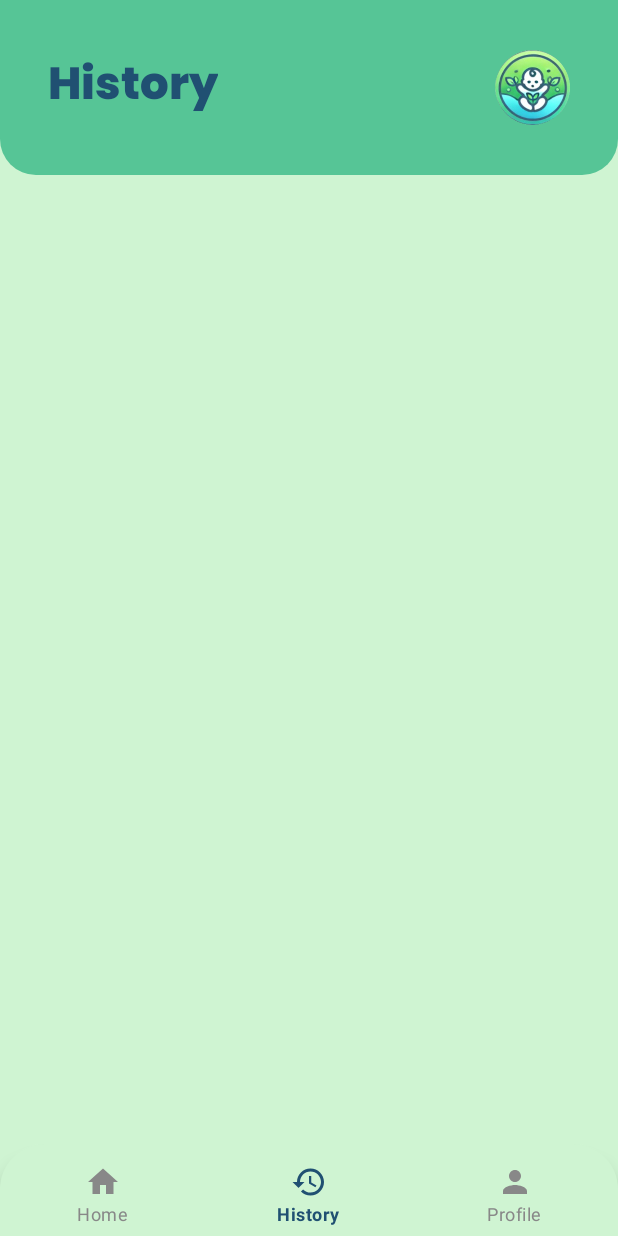
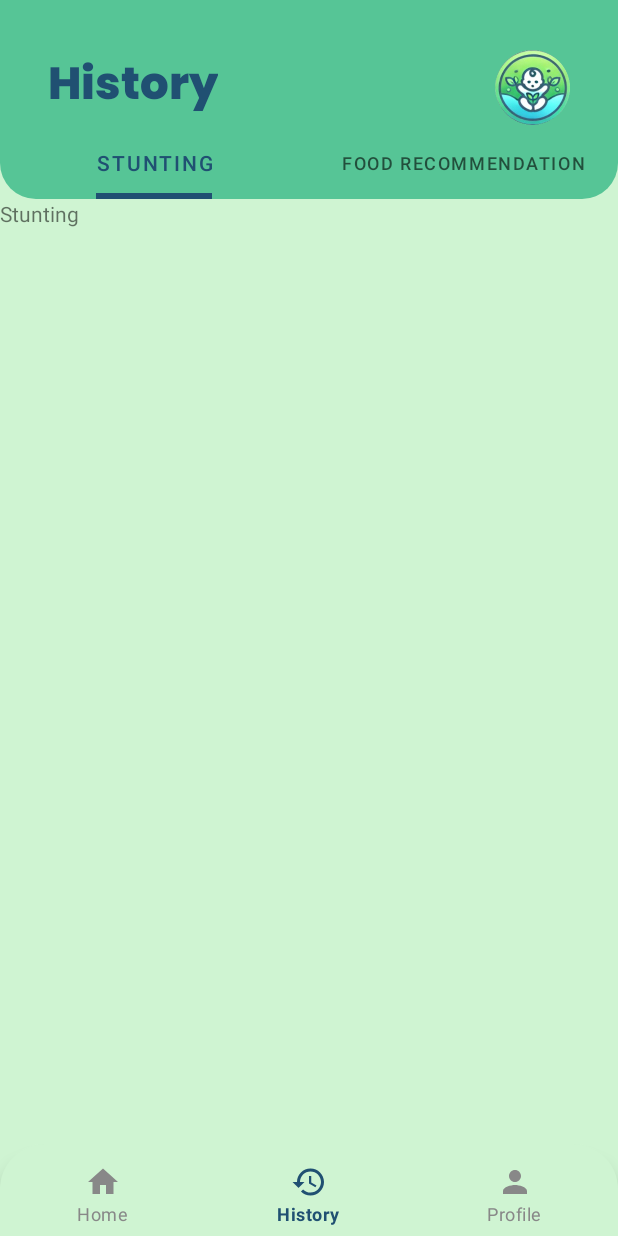
Before and after one commit to NikoHoc/stunting-app, an Android app: the HistoryFragment screen opened through its navigation route, on a phone screen of 412 x 824 dp. Run offline under Robolectric (Android 15) with nearby library versions, the phone set to English and light mode, and no system bars; our stand-ins replace navigation-ui; pictures from the network do not load; 1 statement that could not run was skipped.

Commit message:
added history page, implement viewpager

```diff
--- a/app/build.gradle.kts
+++ b/app/build.gradle.kts
@@ -65,6 +65,7 @@ dependencies {
     implementation(libs.androidx.fragment.ktx)
     implementation(libs.androidx.navigation.fragment.ktx)
     implementation(libs.androidx.navigation.ui.ktx)
+    implementation(libs.androidx.viewpager2)
 
     // Image
     implementation(libs.ucrop)
--- a/app/src/main/java/com/dicoding/stunting/ui/authentication/login/LoginFragment.kt
+++ b/app/src/main/java/com/dicoding/stunting/ui/authentication/login/LoginFragment.kt
@@ -124,7 +124,7 @@ class LoginFragment : Fragment() {
         binding.btnLogin.isEnabled = isEnabled
 
         if (isEnabled) {
-            binding.btnLogin.setBackgroundResource(R.drawable.rounded_button)
+            binding.btnLogin.setBackgroundResource(R.drawable.rounded_corner)
         } else {
             binding.btnLogin.setBackgroundResource(R.drawable.rounded_disabled_button)
         }
--- a/app/src/main/java/com/dicoding/stunting/ui/authentication/register/RegisterFragment.kt
+++ b/app/src/main/java/com/dicoding/stunting/ui/authentication/register/RegisterFragment.kt
@@ -108,7 +108,7 @@ class RegisterFragment : Fragment() {
         binding.btnRegister.isEnabled = isEnabled
 
         if (isEnabled) {
-            binding.btnRegister.setBackgroundResource(R.drawable.rounded_button)
+            binding.btnRegister.setBackgroundResource(R.drawable.rounded_corner)
         } else {
             binding.btnRegister.setBackgroundResource(R.drawable.rounded_disabled_button)
         }
--- a/app/src/main/java/com/dicoding/stunting/ui/main/history/HistoryFragment.kt
+++ b/app/src/main/java/com/dicoding/stunting/ui/main/history/HistoryFragment.kt
@@ -6,8 +6,11 @@ import android.view.View
 import android.view.ViewGroup
 import androidx.fragment.app.Fragment
 import androidx.fragment.app.viewModels
+import com.dicoding.stunting.R
 import com.dicoding.stunting.databinding.FragmentHistoryBinding
 import com.dicoding.stunting.ui.ViewModelFactory
+import com.dicoding.stunting.ui.main.history.pager.HistoryPagerAdapter
+import com.google.android.material.tabs.TabLayoutMediator
 
 class HistoryFragment : Fragment() {
     private var _binding: FragmentHistoryBinding? = null
@@ -27,6 +30,17 @@ class HistoryFragment : Fragment() {
 
     override fun onViewCreated(view: View, savedInstanceState: Bundle?) {
         super.onViewCreated(view, savedInstanceState)
+
+        val pagerAdapter = HistoryPagerAdapter(this)
+        binding.viewPager.adapter = pagerAdapter
+
+        TabLayoutMediator(binding.tabLayout, binding.viewPager) { tab, position ->
+            tab.text = when (position) {
+                0 -> resources.getString(R.string.stunting_model_tab)
+                1 -> resources.getString(R.string.food_model_tab)
+                else -> null
+            }
+        }.attach()
     }
 
     override fun onDestroyView() {
--- /dev/null
+++ b/app/src/main/java/com/dicoding/stunting/ui/main/history/pager/HistoryPagerAdapter.kt
@@ -0,0 +1,16 @@
+package com.dicoding.stunting.ui.main.history.pager
+
+import androidx.fragment.app.Fragment
+import androidx.viewpager2.adapter.FragmentStateAdapter
+
+class HistoryPagerAdapter(fragment: Fragment) : FragmentStateAdapter(fragment) {
+
+    private val tabFragments = listOf(
+        StuntingHistoryFragment(),
+        FoodHistoryFragment()
+    )
+
+    override fun getItemCount(): Int = tabFragments.size
+
+    override fun createFragment(position: Int): Fragment = tabFragments[position]
+}
--- /dev/null
+++ b/app/src/main/java/com/dicoding/stunting/ui/main/history/pager/StuntingHistoryFragment.kt
@@ -0,0 +1,25 @@
+package com.dicoding.stunting.ui.main.history.pager
+
+import android.os.Bundle
+import androidx.fragment.app.Fragment
+import android.view.LayoutInflater
+import android.view.View
+import android.view.ViewGroup
+import com.dicoding.stunting.R
+
+class StuntingHistoryFragment : Fragment() {
+
+    override fun onCreate(savedInstanceState: Bundle?) {
+        super.onCreate(savedInstanceState)
+
+    }
+
+    override fun onCreateView(
+        inflater: LayoutInflater, container: ViewGroup?,
+        savedInstanceState: Bundle?
+    ): View? {
+        // Inflate the layout for this fragment
+        return inflater.inflate(R.layout.fragment_stunting_history, container, false)
+    }
+
+}
--- a/app/src/main/res/layout/fragment_history.xml
+++ b/app/src/main/res/layout/fragment_history.xml
@@ -11,8 +11,7 @@
         android:id="@+id/page_banner"
         android:layout_width="match_parent"
         android:layout_height="wrap_content"
-        android:paddingBottom="32dp"
-        android:background="@drawable/rounded_bottom"
+        android:background="@color/leaf_green"
         app:layout_constraintStart_toStartOf="parent"
         app:layout_constraintEnd_toEndOf="parent"
         app:layout_constraintTop_toTopOf="parent">
@@ -48,4 +47,25 @@
         </androidx.constraintlayout.widget.ConstraintLayout>
     </FrameLayout>
 
+    <com.google.android.material.tabs.TabLayout
+        android:id="@+id/tab_layout"
+        android:layout_width="0dp"
+        android:layout_height="wrap_content"
+        android:background="@drawable/rounded_bottom"
+        app:tabIndicatorHeight="4dp"
+        app:tabIndicatorFullWidth="false"
+        app:layout_constraintTop_toBottomOf="@id/page_banner"
+        app:layout_constraintStart_toStartOf="parent"
+        app:layout_constraintEnd_toEndOf="parent"/>
+
+    <androidx.viewpager2.widget.ViewPager2
+        android:id="@+id/view_pager"
+        android:layout_width="0dp"
+        android:layout_height="0dp"
+        app:layout_constraintTop_toBottomOf="@id/tab_layout"
+        app:layout_constraintBottom_toBottomOf="parent"
+        app:layout_constraintStart_toStartOf="parent"
+        app:layout_constraintEnd_toEndOf="parent"/>
+
+
 </androidx.constraintlayout.widget.ConstraintLayout>
--- a/app/src/main/res/layout/fragment_login.xml
+++ b/app/src/main/res/layout/fragment_login.xml
@@ -154,7 +154,7 @@
         android:layout_marginTop="16dp"
         android:layout_marginStart="64dp"
         android:layout_marginEnd="64dp"
-        android:background="@drawable/rounded_button"
+        android:background="@drawable/rounded_corner"
         style="@style/PrimaryButton"
         tools:alpha="100"
         android:alpha="0"
--- a/app/src/main/res/layout/fragment_profile.xml
+++ b/app/src/main/res/layout/fragment_profile.xml
@@ -69,7 +69,7 @@
         android:layout_marginEnd="8dp"
         android:textAlignment="center"
         android:text="@string/logout"
-        android:background="@drawable/rounded_button"
+        android:background="@drawable/rounded_corner"
         style="@style/PrimaryButton"
         android:textSize="20sp"
         app:layout_constraintEnd_toEndOf="parent"
--- a/app/src/main/res/layout/fragment_register.xml
+++ b/app/src/main/res/layout/fragment_register.xml
@@ -172,7 +172,7 @@
         android:layout_marginTop="16dp"
         android:layout_marginStart="64dp"
         android:layout_marginEnd="64dp"
-        android:background="@drawable/rounded_button"
+        android:background="@drawable/rounded_corner"
         style="@style/PrimaryButton"
         tools:alpha="100"
         android:alpha="0"
@@ -193,7 +193,7 @@
             android:id="@+id/tv_register_1"
             android:layout_width="wrap_content"
             android:layout_height="wrap_content"
-            android:text="@string/to_register_page_1"
+            android:text="@string/to_login_page_1"
             android:textColor="@color/deep_blue"
             android:fontFamily="@font/poppins_regular"
             android:textStyle="bold"
--- /dev/null
+++ b/app/src/main/res/layout/fragment_stunting_history.xml
@@ -0,0 +1,14 @@
+<?xml version="1.0" encoding="utf-8"?>
+<FrameLayout xmlns:android="http://schemas.android.com/apk/res/android"
+    xmlns:tools="http://schemas.android.com/tools"
+    android:layout_width="match_parent"
+    android:layout_height="match_parent"
+    tools:context=".ui.main.history.pager.StuntingHistoryFragment">
+
+    <!-- TODO: Update blank fragment layout -->
+    <TextView
+        android:layout_width="match_parent"
+        android:layout_height="match_parent"
+        android:text="@string/stunting_model_tab" />
+
+</FrameLayout>
--- a/app/src/main/res/values/strings.xml
+++ b/app/src/main/res/values/strings.xml
@@ -49,7 +49,7 @@
     <string name="news_title">News Title</string>
     <string name="stunt">Stunt</string>
     <string name="food">Food</string>
-    <string name="clinics">Clinics</string>
+    <string name="journal">Journal</string>
 
     <!-- Strings for news activity -->
     <string name="back">Back</string>
@@ -59,4 +59,10 @@
     <string name="username_profile">%1$s</string>
     <string name="email_profile">%1$s</string>
     <string name="logout">Logout</string>
+
+
+    <!-- Strings for history page   -->
+    <!-- TODO: Remove or change this placeholder text -->
+    <string name="stunting_model_tab">Stunting</string>
+    <string name="food_model_tab">Food Recommendation</string>
 </resources>
--- a/gradle/libs.versions.toml
+++ b/gradle/libs.versions.toml
@@ -30,6 +30,7 @@ tfliteMetadata = "0.4.4"
 tfliteSupport = "0.4.4"
 tfliteTaskVision = "0.4.4"
 activityKtx = "1.7.2"
+viewpager2 = "1.0.0"
 
 [libraries]
 androidx-activity-ktx = { module = "androidx.activity:activity-ktx", version.ref = "activityKtx" }
@@ -41,6 +42,7 @@ androidx-fragment-ktx = { group = "androidx.fragment", name = "fragment-ktx", ve
 androidx-navigation-fragment-ktx = { group = "androidx.navigation", name = "navigation-fragment-ktx", version.ref = "navigationFragmentKtx" }
 androidx-navigation-ui-ktx = { group = "androidx.navigation", name = "navigation-ui-ktx", version.ref = "navigationUiKtx" }
 androidx-datastore-preferences = { module = "androidx.datastore:datastore-preferences", version.ref = "datastorePreferences" }
+androidx-viewpager2 = { module = "androidx.viewpager2:viewpager2", version.ref = "viewpager2" }
 
 # Image
 ucrop = { group = "com.github.yalantis", name = "ucrop", version.ref = "ucrop" }
```
Also changed, not shown: app/src/main/java/com/dicoding/stunting/ui/main/history/pager/FoodHistoryFragment.kt (added, +24 -0 lines), app/src/main/res/drawable/rounded_card.xml (deleted, +0 -9 lines), app/src/main/res/layout/fragment_food_history.xml (added, +14 -0 lines), app/src/main/res/layout/fragment_home.xml (+7 -7 lines), app/src/main/res/drawable/ic_journal.png (added), app/src/main/res/drawable/ic_map.png (deleted), app/src/main/res/drawable/rounded_corner.xml (renamed from app/src/main/res/drawable/rounded_button.xml).
